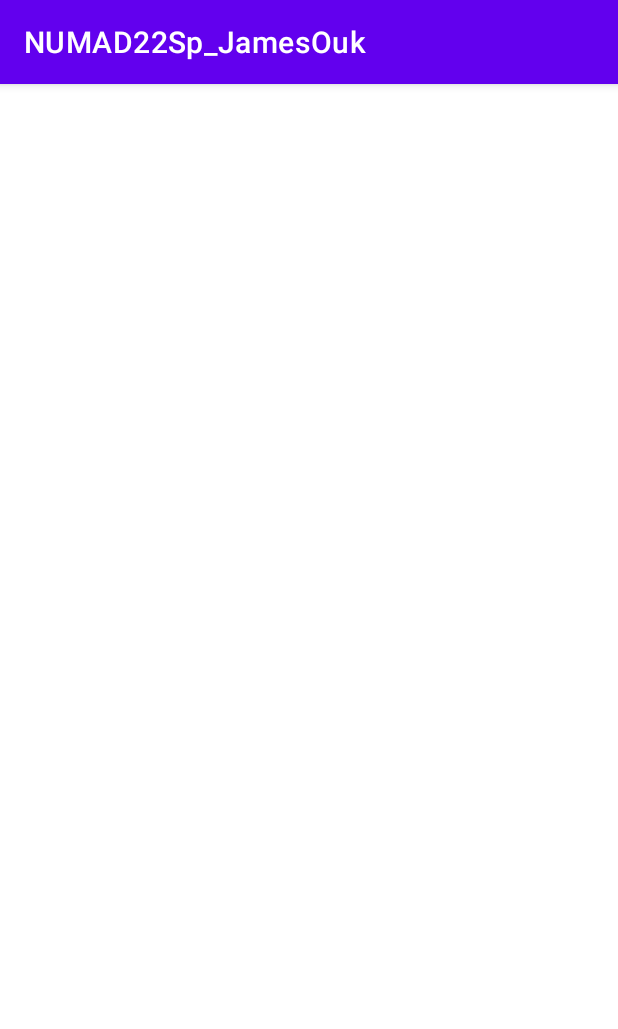
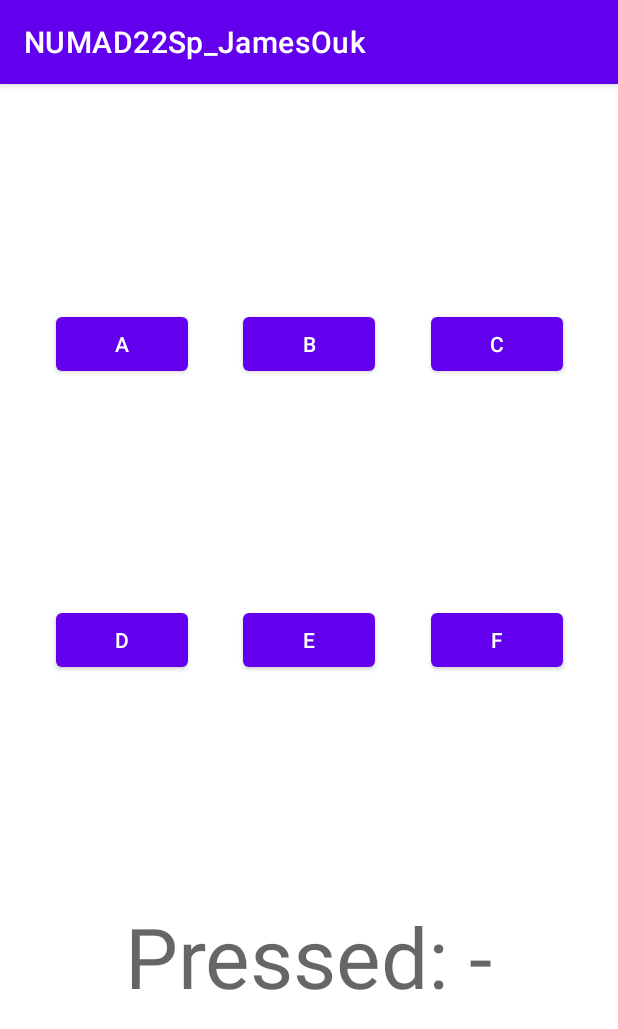
Before and after one commit to jamesocoder/cs5520, an Android app: the ActA02 screen opened directly, with no data from a screen before it, on a phone screen of 412 x 824 dp. Shown: the top 1029 px of the screen. Run offline under Robolectric (Android 15) with nearby library versions, the phone set to English and light mode, and no system bars.

Commit message:
Finished A02 ConstraintLayout

```diff
--- a/app/src/main/res/layout/activity_act_a02.xml
+++ b/app/src/main/res/layout/activity_act_a02.xml
@@ -6,4 +6,80 @@
     android:layout_height="match_parent"
     tools:context=".ActA02">
 
+    <Button
+        android:id="@+id/btn_a"
+        android:layout_width="wrap_content"
+        android:layout_height="wrap_content"
+        android:text="@string/btn_a"
+        app:layout_constraintBottom_toTopOf="@id/btn_d"
+        app:layout_constraintEnd_toStartOf="@+id/btn_b"
+        app:layout_constraintHorizontal_bias="0.5"
+        app:layout_constraintStart_toStartOf="parent"
+        app:layout_constraintTop_toTopOf="parent"
+        app:layout_constraintVertical_chainStyle="spread" />
+
+    <Button
+        android:id="@+id/btn_b"
+        android:layout_width="wrap_content"
+        android:layout_height="wrap_content"
+        android:text="@string/btn_b"
+        app:layout_constraintBottom_toTopOf="@id/btn_e"
+        app:layout_constraintEnd_toStartOf="@id/btn_c"
+        app:layout_constraintStart_toEndOf="@id/btn_a"
+        app:layout_constraintTop_toTopOf="parent"
+        app:layout_constraintVertical_chainStyle="spread" />
+
+    <Button
+        android:id="@+id/btn_c"
+        android:layout_width="wrap_content"
+        android:layout_height="wrap_content"
+        android:text="@string/btn_c"
+        app:layout_constraintBottom_toTopOf="@id/btn_f"
+        app:layout_constraintEnd_toEndOf="parent"
+        app:layout_constraintStart_toEndOf="@id/btn_b"
+        app:layout_constraintTop_toTopOf="parent"
+        app:layout_constraintVertical_chainStyle="spread" />
+
+    <Button
+        android:id="@+id/btn_d"
+        android:layout_width="wrap_content"
+        android:layout_height="wrap_content"
+        android:text="@string/btn_d"
+        app:layout_constraintBottom_toTopOf="@id/txt_pressed"
+        app:layout_constraintEnd_toStartOf="@id/btn_e"
+        app:layout_constraintStart_toStartOf="parent"
+        app:layout_constraintTop_toBottomOf="@id/btn_a" />
+
+    <Button
+        android:id="@+id/btn_e"
+        android:layout_width="wrap_content"
+        android:layout_height="wrap_content"
+        android:text="@string/btn_e"
+        app:layout_constraintBottom_toTopOf="@id/txt_pressed"
+        app:layout_constraintEnd_toStartOf="@id/btn_f"
+        app:layout_constraintStart_toEndOf="@id/btn_d"
+        app:layout_constraintTop_toBottomOf="@id/btn_b" />
+
+    <Button
+        android:id="@+id/btn_f"
+        android:layout_width="wrap_content"
+        android:layout_height="wrap_content"
+        android:text="@string/btn_f"
+        app:layout_constraintBottom_toTopOf="@id/txt_pressed"
+        app:layout_constraintEnd_toEndOf="parent"
+        app:layout_constraintStart_toEndOf="@id/btn_e"
+        app:layout_constraintTop_toBottomOf="@id/btn_c" />
+
+    <TextView
+        android:id="@+id/txt_pressed"
+        android:layout_width="wrap_content"
+        android:layout_height="wrap_content"
+        android:text="@string/txt_pressed"
+        android:textAppearance="@style/TextAppearance.AppCompat.Display3"
+        app:layout_constraintBottom_toBottomOf="parent"
+        app:layout_constraintEnd_toEndOf="parent"
+        app:layout_constraintHorizontal_bias="0.5"
+        app:layout_constraintStart_toStartOf="parent"
+        app:layout_constraintTop_toBottomOf="@id/btn_e" />
+
 </androidx.constraintlayout.widget.ConstraintLayout>
--- a/app/src/main/res/values/strings.xml
+++ b/app/src/main/res/values/strings.xml
@@ -2,4 +2,11 @@
     <string name="app_name">NUMAD22Sp_JamesOuk</string>
     <string name="about_me">About Me</string>
     <string name="a02">Clicky Clicky</string>
+    <string name="btn_a">A</string>
+    <string name="btn_b">B</string>
+    <string name="btn_c">C</string>
+    <string name="btn_d">D</string>
+    <string name="btn_e">E</string>
+    <string name="btn_f">F</string>
+    <string name="txt_pressed">Pressed: -</string>
 </resources>
```
Also changed, not shown: 16 other files.
